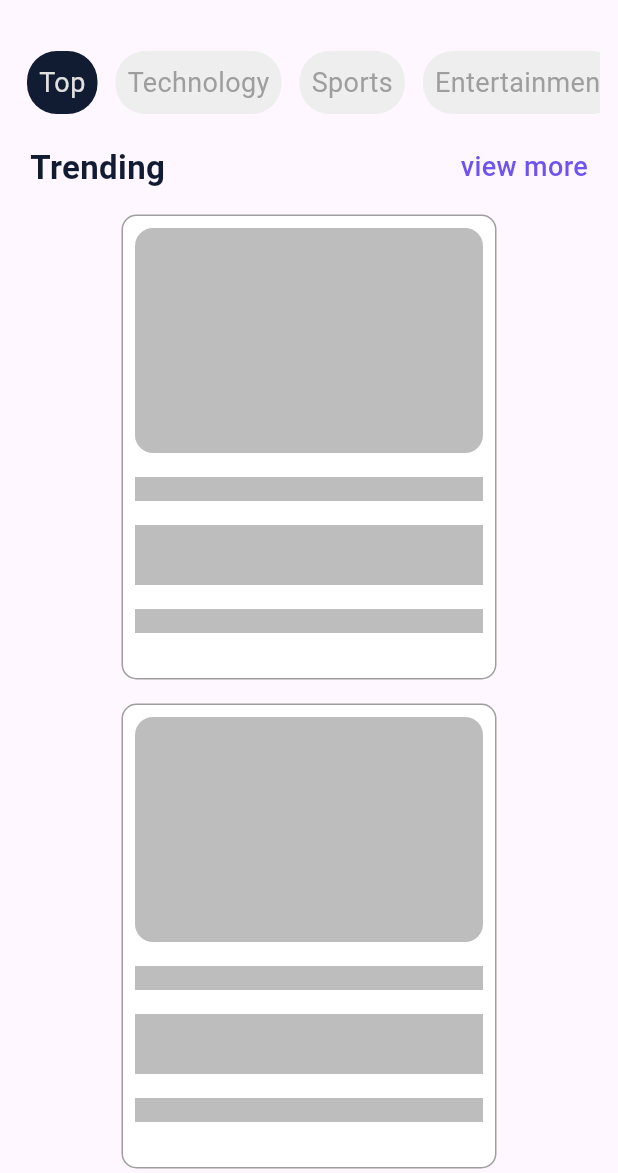
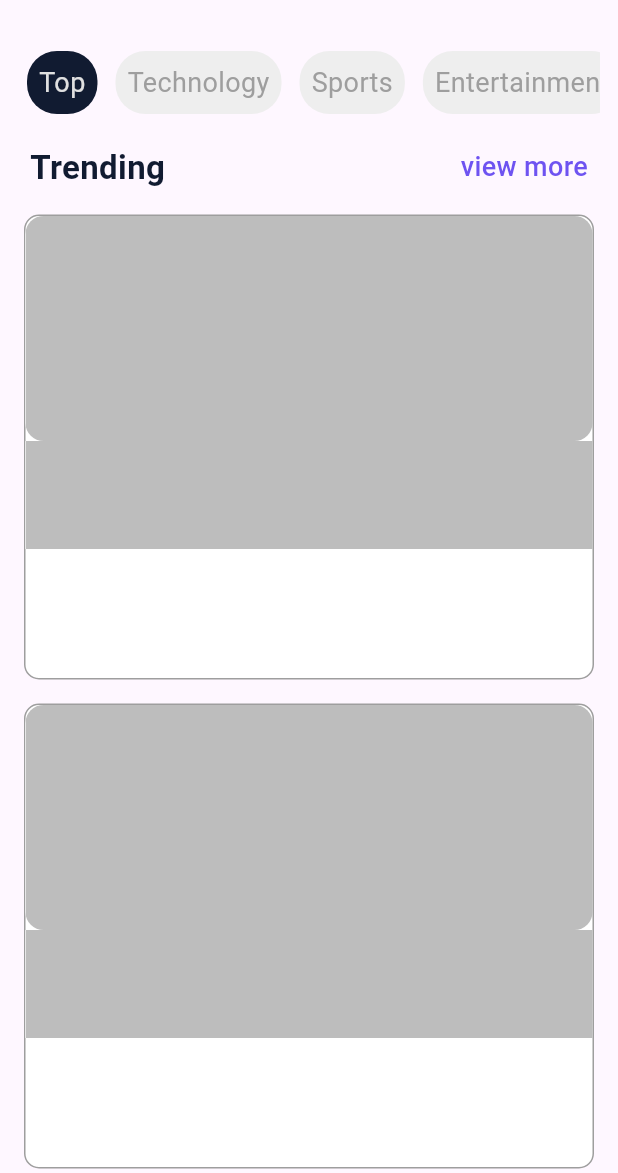
Before and after one commit to mohdop/News_App, a Flutter app: the screen it shows after launch, on a phone screen of 412 x 824 dp, the part 63-1236 px from its top. Run offline on Flutter 3.47's test engine with Material 3 defaults, Android fonts, the phone set to English and light mode, and no system bars; drawn by our look-alikes of shimmer; our stand-ins replace geocoding, geolocator, google_fonts; Roboto replaces fonts that are missing (Abel).

Commit message:
corrections implimented

```diff
--- a/lib/Services/newsServices.dart
+++ b/lib/Services/newsServices.dart
@@ -9,7 +9,7 @@ class NewsServices{
   var client = http.Client();
 
   Future<List<Result>> getNews(String language,String category) async {
-  var url = Uri.parse("https://newsdata.io/api/1/news?apikey=pub_3352193d23b5e4c9531db2c90947e2e1ed31a&category=$category&language=fr&language=$language");
+  var url = Uri.parse("https://newsdata.io/api/1/news?apikey=pub_3352193d23b5e4c9531db2c90947e2e1ed31a&category=$category&language=$language");
   var response = await client.get(url);
 
   if (response.statusCode == 200) {
@@ -80,8 +80,8 @@ Future<List<Result>> getNewsByCategories(String category) async {
     throw Exception('Failed to load news');
   }
 }
-Future<List<Result>> getNewsEvery() async {
-  var url = Uri.parse("https://newsdata.io/api/1/news?apikey=pub_3352193d23b5e4c9531db2c90947e2e1ed31a");
+Future<List<Result>> getNewsEvery(String lang) async {
+  var url = Uri.parse("https://newsdata.io/api/1/news?apikey=pub_3352193d23b5e4c9531db2c90947e2e1ed31a&language=$lang");
   var response = await client.get(url);
 
   if (response.statusCode == 200) {
--- a/lib/main.dart
+++ b/lib/main.dart
@@ -1,7 +1,7 @@
 import 'package:flutter/material.dart';
 import 'package:news_app/pages/home.dart';
 void main() {
-  runApp( MyApp());
+  runApp( const MyApp());
 }
 
 
@@ -18,9 +18,9 @@ class _MyAppState extends State<MyApp> {
     return  MaterialApp(
       debugShowCheckedModeBanner: false,
       routes: {
-        "/home":(context) => HomePage(),
+        "/home":(context) => const HomePage(),
       },
-      home: HomePage(),
+      home: const HomePage(),
     );
   }
 }
--- a/lib/pages/home.dart
+++ b/lib/pages/home.dart
@@ -46,18 +46,37 @@ class _HomePageState extends State<HomePage> {
 
 
 
+bool isFetchingCountryCode = false;
+
 Future<void> initCurrentCountryCode() async {
+  setState(() {
+    isFetchingCountryCode = true;
+  });
+
   try {
     String code = await NewsServices().getCurrentCountryCode();
+
     // Fetch news based on the selected category
-      results = await NewsServices().getNewsByCategory(code, selectedCategory);
+    List<Result> newsResults = await NewsServices().getNewsByCategory(code, selectedCategory);
+
+    // Update UI with the current country code and fetched news
     setState(() {
       currentCountryCode = code.toLowerCase();
+      results = newsResults;
+      isFetchingCountryCode = false;
     });
-    } catch (e) {
-      print('Error fetching results: $e');
+  } catch (error) {
+    // Handle errors appropriately
+    print("Error fetching data: $error");
+    setState(() {
+      isFetchingCountryCode = false;
+    });
   }
 }
+
+
+
+
 
   @override
   Widget build(BuildContext context) {
@@ -132,17 +151,16 @@ class _HomePageState extends State<HomePage> {
           ),
               Padding(
               padding: const EdgeInsets.all(8.0),
-              child: Column(
-                children: [
-
-                  SingleChildScrollView(
-                    child: Column(
+              child: isFetchingCountryCode
+                  ? Padding(
+                    padding: const EdgeInsets.only(top:250.0),
+                    child: CircularProgressIndicator(),
+                  ) // Show circular progress indicator while loading
+                  : Column(
                       children: results?.map((result) {
                         return NewsCard(result: result);
-                      }).toList() ?? [ShimmerNewsCard(), ShimmerNewsCard(), ShimmerNewsCard()],
-                    ),
-                  ),
-                ],
+                      }).toList() ??
+                          [ShimmerNewsCard(), ShimmerNewsCard(), ShimmerNewsCard()],
                     ),
     ),],
         ),
--- a/lib/pages/view_more.dart
+++ b/lib/pages/view_more.dart
@@ -6,6 +6,7 @@ import 'package:news_app/Services/newsServices.dart';
 import 'package:news_app/models/news.dart';
 import 'package:news_app/pages/news_view.dart';
 import 'package:news_app/widgets/color.dart';
+import 'package:news_app/widgets/lnaguage.dart';
 
 class ViewMore extends StatefulWidget {
   final String currentCountryCode;
@@ -23,7 +24,7 @@ class _ViewMoreState extends State<ViewMore> {
    getNews(widget.currentCountryCode);
   }
   getNews(String cat)async{
-     results= await NewsServices().getNews(widget.currentCountryCode,"Top");
+     results= await NewsServices().getNewsEvery(convertCountryCodeToLanguage(widget.currentCountryCode));
   }
  @override
 Widget build(BuildContext context) {
--- a/lib/widgets/shimmer_cards.dart
+++ b/lib/widgets/shimmer_cards.dart
@@ -1,72 +1,50 @@
 import 'package:flutter/material.dart';
 import 'package:news_app/widgets/color.dart';
 import 'package:shimmer/shimmer.dart';
-
 class ShimmerNewsCard extends StatelessWidget {
   @override
   Widget build(BuildContext context) {
     return Container(
       margin: const EdgeInsets.all(8),
-      width: 250,
+      width: MediaQuery.of(context).size.width,
       height: 310,
       decoration: BoxDecoration(
-        color: Colors.white, // background color for the shimmer
+        color: Colors.white,
         border: Border.all(color: Colors.grey),
         borderRadius: BorderRadius.circular(10),
       ),
+      child: Shimmer.fromColors(
+        baseColor: Colors.grey[400]!,
+        highlightColor: Colors.grey[300]!,
         child: Column(
           mainAxisAlignment: MainAxisAlignment.start,
           crossAxisAlignment: CrossAxisAlignment.start,
           children: [
-          Padding(
-            padding: const EdgeInsets.all(8.0),
-            child: Shimmer.fromColors(
-              baseColor: Colors.grey[400]!,
-              highlightColor: Colors.grey[300]!,
-              child: Container(
-                height: 150, // Adjust the height according to your design
-
+            // Adjust the height according to your design
+            Container(
+              height: 150,
               decoration: BoxDecoration(
                 borderRadius: BorderRadius.circular(12),
                 color: Colors.white,
               ),
             ),
-            ),
-          ),
-          Padding(
-            padding: const EdgeInsets.all(8.0),
-            child: Shimmer.fromColors(
-              baseColor: Colors.grey[400]!,
-              highlightColor: Colors.grey[300]!,
-              child: Container(
-                height: 16, // Adjust the height according to your design
+            // Adjust the height according to your design
+            Container(
+              height: 16,
               color: Colors.white,
             ),
-            ),
-          ),
-          Padding(
-            padding: const EdgeInsets.all(8.0),
-            child: Shimmer.fromColors(
-              baseColor: Colors.grey[400]!,
-              highlightColor: Colors.grey[300]!,
-              child: Container(
-                height: 40, // Adjust the height according to your design
+            // Adjust the height according to your design
+            Container(
+              height: 40,
               color: Colors.white,
             ),
-            ),
-          ),
-          Padding(
-            padding: const EdgeInsets.all(8.0),
-            child: Shimmer.fromColors(
-              baseColor: Colors.grey[400]!,
-              highlightColor: Colors.grey[300]!,
-              child: Container(
-                height: 16, // Adjust the height according to your design
+            // Adjust the height according to your design
+            Container(
+              height: 16,
               color: Colors.white,
             ),
+          ],
         ),
-          ),
-        ],
       ),
     );
   }
@@ -87,7 +65,7 @@ class ShimmerNewsNewsCard extends StatelessWidget {
             ],
             borderRadius: BorderRadius.circular(16),
           ),
-          width: double.infinity,
+          width: MediaQuery.of(context).size.width,
           child: Row(
             mainAxisAlignment: MainAxisAlignment.spaceBetween,
             children: [
--- a/pubspec.yaml
+++ b/pubspec.yaml
@@ -58,6 +58,8 @@ dev_dependencies:
   intl: ^0.18.1
   flutter_localizations:
     sdk: flutter
+  country_list: ^0.0.5
+  cached_network_image: ^3.3.0
 
 # For information on the generic Dart part of this file, see the
 # following page: https://dart.dev/tools/pub/pubspec
```
Also changed, not shown: lib/widgets/lnaguage.dart (+90 -16 lines), lib/widgets/widgets.dart (+6 -1 lines), pubspec.lock, 1 other file. Lines whose indentation alone changed are shown as unchanged.
